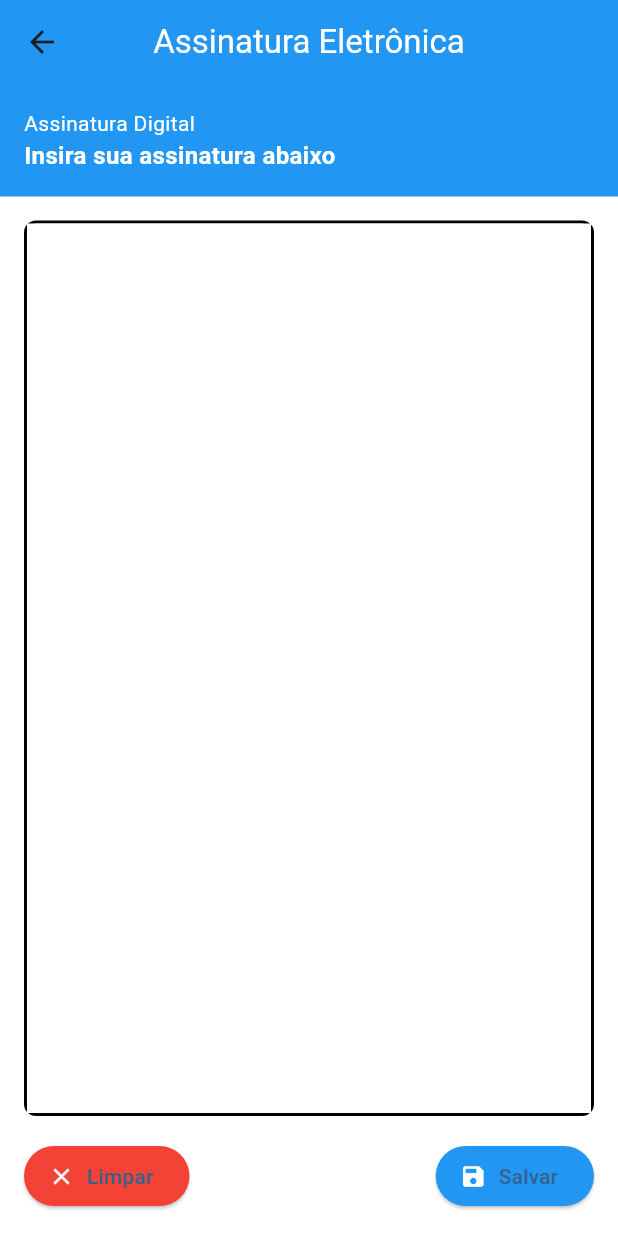
After one commit to JoaoAngelotti-22/trackflow, a Flutter app: the Assinatura screen opened by its route, on a phone screen of 412 x 824 dp. The commit adds this screen. Run offline on Flutter 3.47's test engine with Material 3 defaults, Android fonts, the light colour scheme and no system bars; drawn by our look-alikes of signature.

Commit message:
AssinaturaEletronica

```diff
--- /dev/null
+++ b/projectroot/lib/pages/Assinatura.dart
@@ -0,0 +1,122 @@
+import 'package:flutter/material.dart';
+import 'package:signature/signature.dart';
+
+class Assinatura extends StatefulWidget {
+  const Assinatura({super.key});
+
+  @override
+  _AssinaturaState createState() => _AssinaturaState();
+}
+
+class _AssinaturaState extends State<Assinatura> {
+  final SignatureController _signatureController = SignatureController(
+    penStrokeWidth: 3,
+    penColor: Colors.black,
+    exportBackgroundColor: Colors.white,
+  );
+
+  @override
+  Widget build(BuildContext context) {
+    return Scaffold(
+      backgroundColor: Colors.blue,
+      appBar: AppBar(
+        backgroundColor: Colors.blue,
+        elevation: 0,
+        title: const Text(
+          'Assinatura Eletrônica',
+          style: TextStyle(color: Colors.white),
+        ),
+        centerTitle: true,
+      ),
+      body: Column(
+        children: [
+          Container(
+            color: Colors.blue,
+            padding: const EdgeInsets.all(16.0),
+            child: Row(
+              mainAxisAlignment: MainAxisAlignment.spaceBetween,
+              children: [
+                const Column(
+                  crossAxisAlignment: CrossAxisAlignment.start,
+                  children: [
+                    Text(
+                      'Assinatura Digital',
+                      style: TextStyle(color: Colors.white, fontSize: 14),
+                    ),
+                    Text(
+                      'Insira sua assinatura abaixo',
+                      style: TextStyle(
+                          color: Colors.white,
+                          fontSize: 16,
+                          fontWeight: FontWeight.bold),
+                    ),
+                  ],
+                ),
+              ],
+            ),
+          ),
+          Expanded(
+            child: Container(
+              color: Colors.white,
+              child: Padding(
+                padding: const EdgeInsets.all(16.0),
+                child: Column(
+                  crossAxisAlignment: CrossAxisAlignment.stretch,
+                  children: [
+                    Expanded(
+                      child: Container(
+                        decoration: BoxDecoration(
+                          border: Border.all(color: Colors.black, width: 2),
+                          borderRadius: BorderRadius.circular(8),
+                        ),
+                        child: Signature(
+                          controller: _signatureController,
+                          backgroundColor: Colors.white,
+                        ),
+                      ),
+                    ),
+                    const SizedBox(height: 16),
+                    Row(
+                      mainAxisAlignment: MainAxisAlignment.spaceBetween,
+                      children: [
+                        ElevatedButton.icon(
+                          onPressed: () {
+                            _signatureController.clear();
+                          },
+                          icon: const Icon(Icons.clear, color: Colors.white),
+                          label: const Text('Limpar'),
+                          style: ElevatedButton.styleFrom(
+                            backgroundColor: Colors.red,
+                          ),
+                        ),
+                        ElevatedButton.icon(
+                          onPressed: () async {
+                            if (_signatureController.isNotEmpty) {
+                              final signature =
+                                  await _signatureController.toPngBytes();
+                              // Aqui você pode salvar ou enviar a assinatura
+                              ScaffoldMessenger.of(context).showSnackBar(
+                                const SnackBar(
+                                    content:
+                                        Text('Assinatura salva com sucesso!')),
+                              );
+                            }
+                          },
+                          icon: const Icon(Icons.save, color: Colors.white),
+                          label: const Text('Salvar'),
+                          style: ElevatedButton.styleFrom(
+                            backgroundColor: Colors.blue,
+                          ),
+                        ),
+                      ],
+                    ),
+                  ],
+                ),
+              ),
+            ),
+          ),
+        ],
+      ),
+    );
+  }
+}
```
Also changed, not shown: projectroot/lib/main.dart (+9 -3 lines), projectroot/lib/pages/add_vehicle_page.dart (+260 -159 lines), projectroot/lib/pages/home_page.dart (+19 -10 lines), projectroot/pubspec.yaml (+7 -8 lines), projectroot/pubspec.lock.
